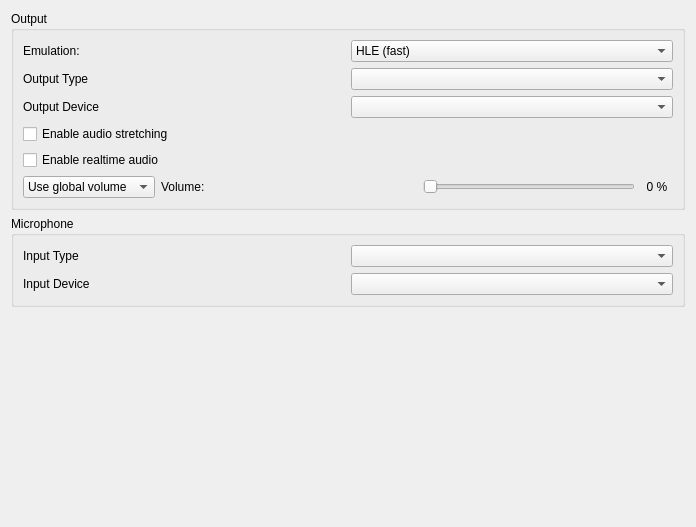
This is src/citra_qt/configuration/configure_audio.ui in rtiangha/bravely-offline-citra as Qt 5 draws it before an edit. The edited form follows.
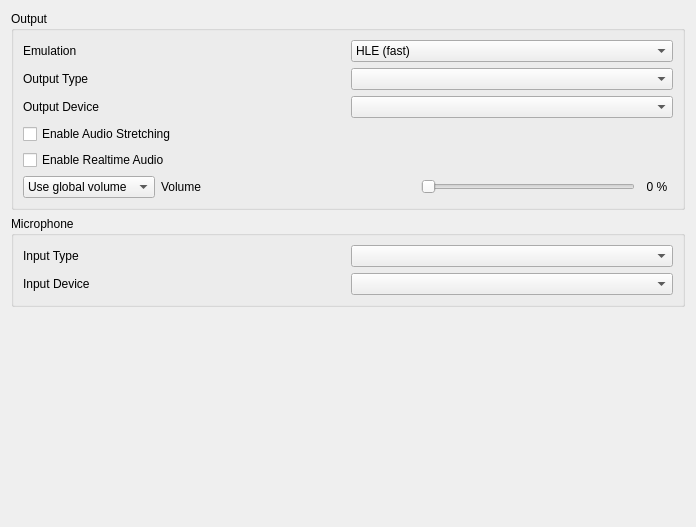
This is the edited form.

Commit message: configure_audio.ui: Copyedit pass

What changed in the file:
```diff
--- a/src/citra_qt/configuration/configure_audio.ui
+++ b/src/citra_qt/configuration/configure_audio.ui
@@ -35,7 +35,7 @@
             <item>
             <widget class="QLabel" name="label_emulation">
             <property name="text">
-            <string>Emulation:</string>
+            <string>Emulation</string>
             </property>
             </widget>
             </item>
@@ -91,7 +91,7 @@
          <string>This post-processing effect adjusts audio speed to match emulation speed and helps prevent audio stutter. This however increases audio latency.</string>
         </property>
         <property name="text">
-         <string>Enable audio stretching</string>
+         <string>Enable Audio Stretching</string>
         </property>
        </widget>
       </item>
@@ -101,7 +101,7 @@
          <string>Scales audio playback speed to account for drops in emulation framerate. This means that audio will play at full speed even while the game framerate is low. May cause audio desync issues.</string>
         </property>
         <property name="text">
-         <string>Enable realtime audio</string>
+         <string>Enable Realtime Audio</string>
         </property>
        </widget>
       </item>
@@ -137,7 +137,7 @@
          <item>
           <widget class="QLabel" name="volume_label">
            <property name="text">
-            <string>Volume:</string>
+            <string>Volume</string>
            </property>
           </widget>
          </item>
```
Left out of the diff: 6 changed lines with no effect on the pictures.
